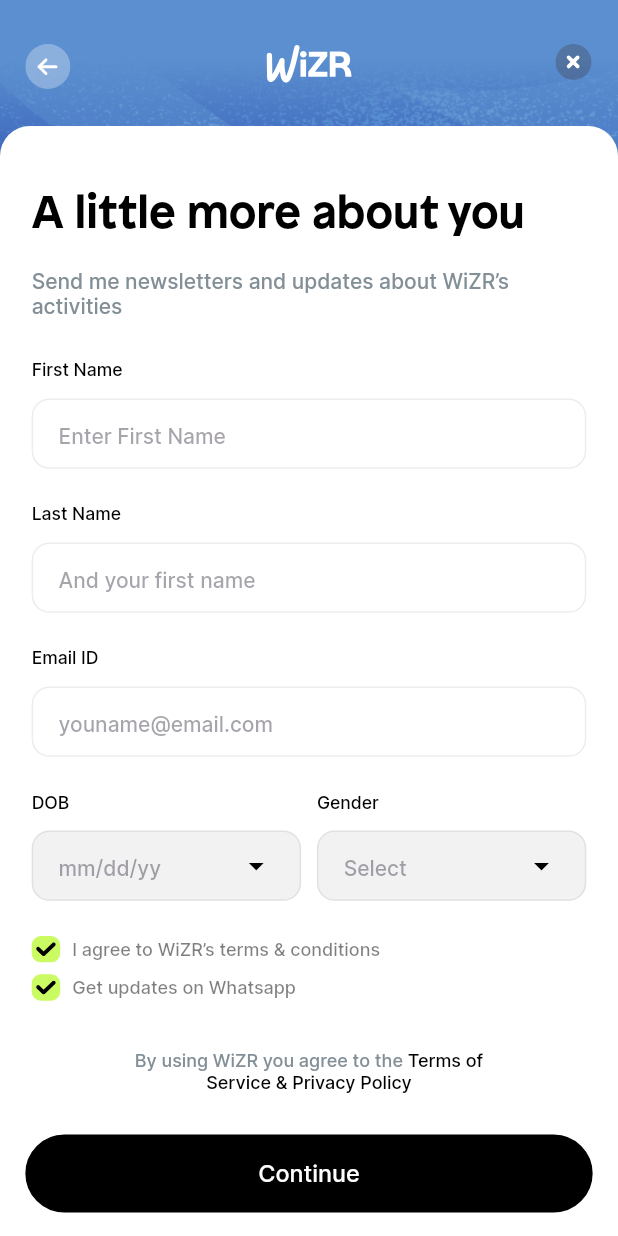
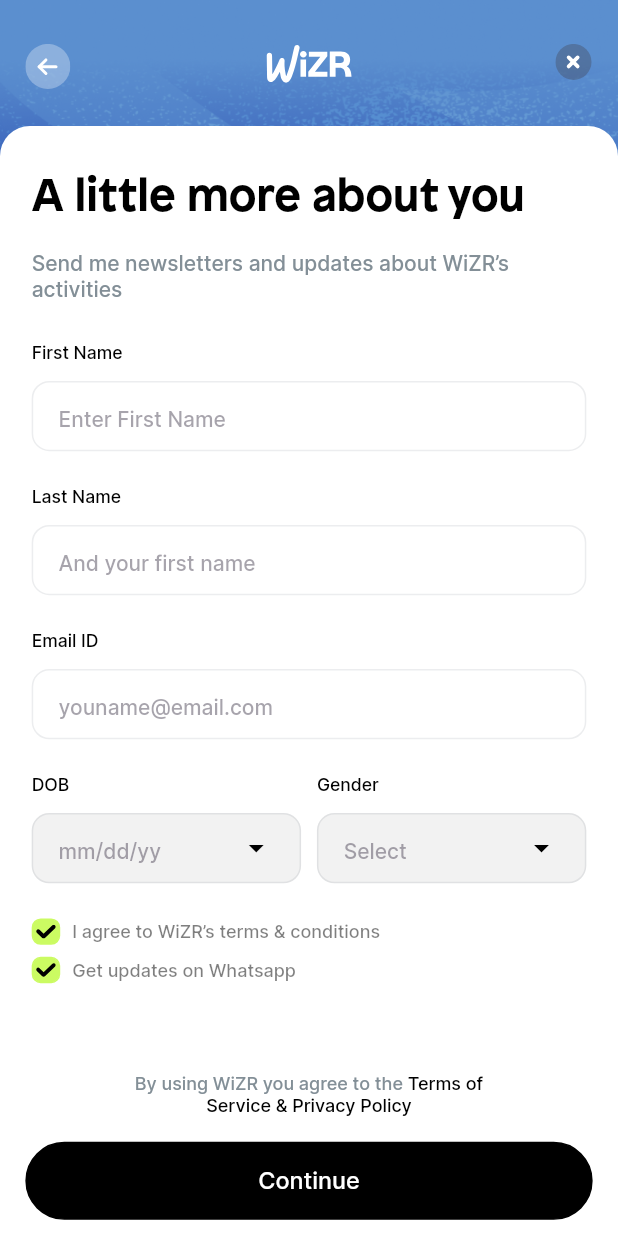
Before and after one commit to dhruvd-grappus/wizr, a Flutter app: the SignupPage screen opened by its route, on a phone screen of 412 x 824 dp. Run offline on Flutter 3.47's test engine with Material 2 defaults, Android fonts, the phone set to English and light mode, and no system bars; our stand-ins replace bloc, dio, flutter_svg, fluttertoast, go_router, pinput; missing offline and left inert: simple_ripple_animation; generated files the repository leaves out were written again; project files that could hold a hidden picture were left out.

Commit message:
fix(*): Fix signup page bottom button padding

```diff
--- a/lib/views/authentication/signup_page.dart
+++ b/lib/views/authentication/signup_page.dart
@@ -64,7 +64,6 @@
                     SizedBox(height: 16.toResponsiveHeight(context)),
                     Container(
                       padding: const EdgeInsets.symmetric(horizontal: 20)
-                          .copyWith(top: 12)
                           .responsive(context),
                       width: context.screenWidth,
                       decoration: const BoxDecoration(
@@ -97,6 +96,7 @@
   Widget build(BuildContext context) {
     return Column(
       children: [
+        SizedBox(height: 16.toResponsiveHeight(context)),
         Container(
           constraints: BoxConstraints(maxWidth: 250.toResponsiveWidth(context)),
           child: RichText(
@@ -118,7 +118,7 @@
             ),
           ),
         ),
-        SizedBox(height: 16.toResponsiveHeight(context)),
+        SizedBox(height: 5.toResponsiveHeight(context)),
         PrimaryButton(
           label: context.l10n.continueBtnLabel,
           onTap: () => context.pushNamed(RouteNames.userProfessionPage),
--- a/lib/views/authentication/user_profession.dart
+++ b/lib/views/authentication/user_profession.dart
@@ -10,7 +10,6 @@
 import 'package:wizr/core/widgets/buttons.dart';
 import 'package:wizr/core/widgets/form_fields.dart';
 import 'package:wizr/views/authentication/widgets/profession_card.dart';
-import 'package:wizr/views/kyc/widgets/form_field.dart';
 
 class UserProfessionPage extends StatelessWidget {
   const UserProfessionPage({super.key});
```
Also changed, not shown: 1 other file.
